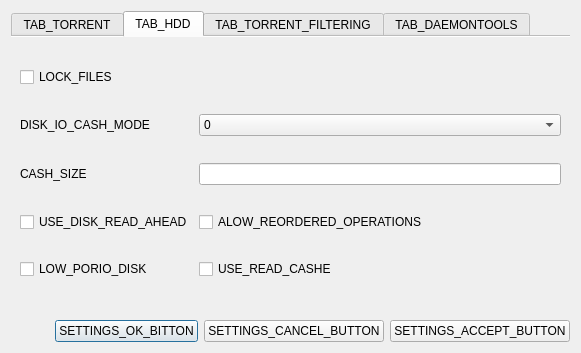
This is CuteTorrent/LTorrent/SettingsDialog.ui in SuperNerd-James/cutetorrent as Qt 5 draws it before an edit. The edited form follows.
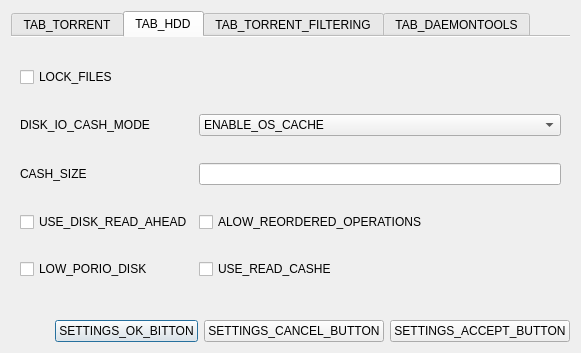
This is the edited form. The open tabs and pages were chosen to show the change. Icons and pictures are not drawn.

```diff
--- a/CuteTorrent/LTorrent/SettingsDialog.ui
+++ b/CuteTorrent/LTorrent/SettingsDialog.ui
@@ -400,7 +400,7 @@
         <widget class="QComboBox" name="diskIOCasheModeComboBox">
          <item>
           <property name="text">
-           <string>0</string>
+           <string>ENABLE_OS_CACHE</string>
           </property>
          </item>
          <item>
```
Left out of the diff: 4 changed lines with no effect on the pictures.
